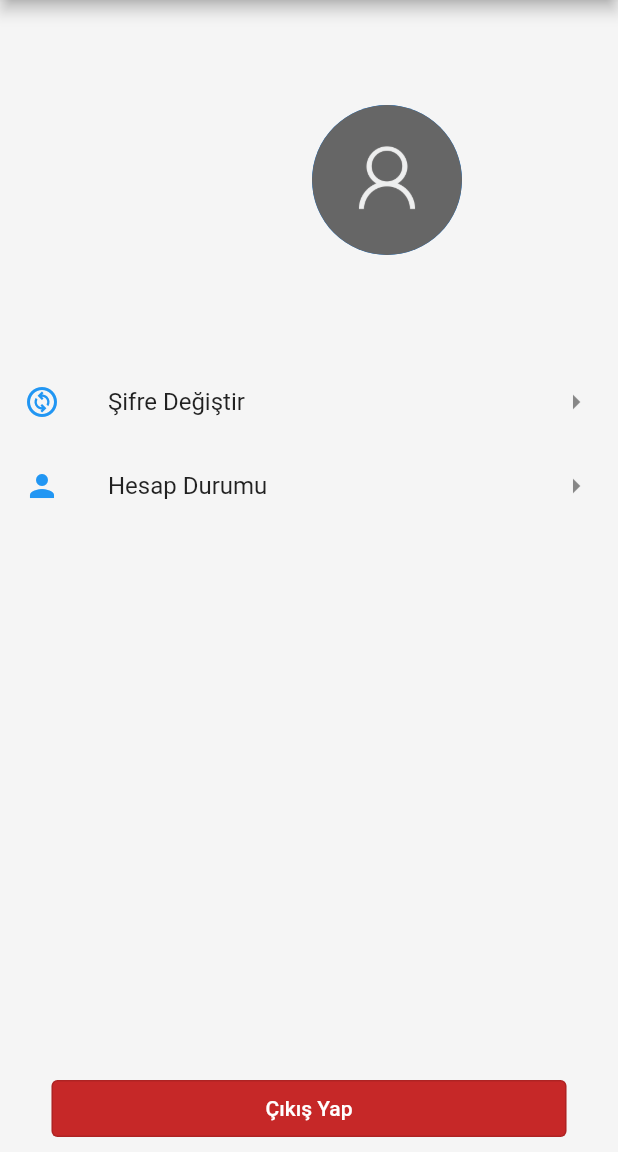
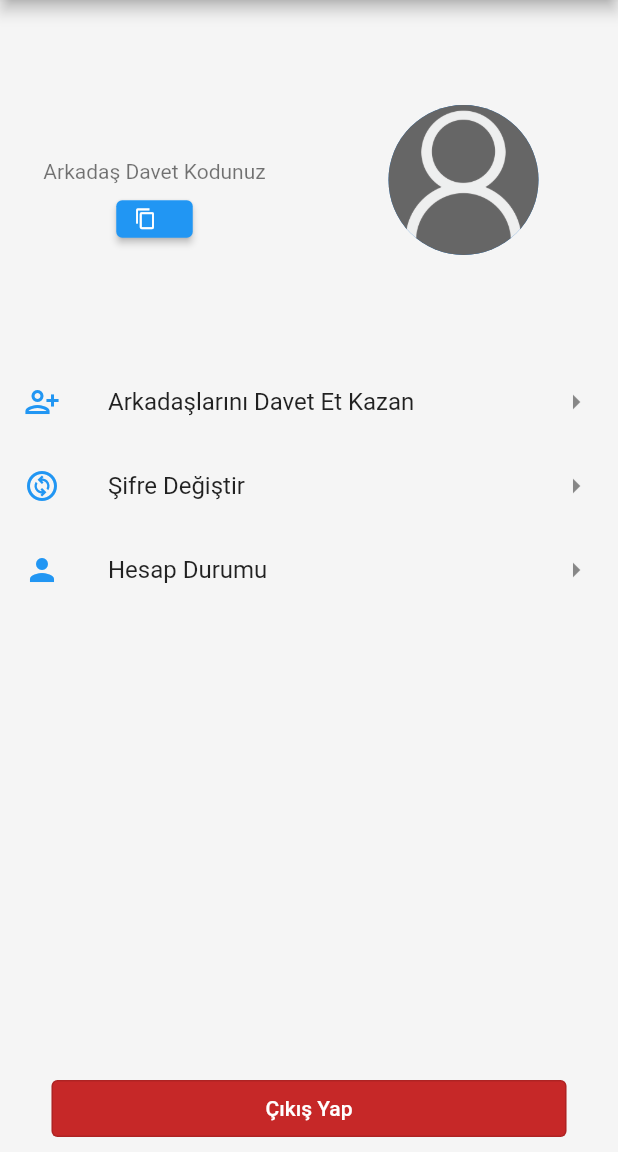
Before and after one commit to musaguzel/musmeramedya, a Flutter app: the ProfilePage screen opened directly, on a phone screen of 412 x 824 dp, the part 84-1236 px from its top. Run offline on Flutter 3.47's test engine with Material 2 defaults, Android fonts, the light colour scheme and no system bars; our stand-ins replace cloud_firestore, connectivity_plus, firebase_auth, firebase_core, flutter_mobx, lottie and 5 more; accounts and stored records are empty; generated files the repository leaves out were written again.

Commit message:
geliştirmeler yapıldı

```diff
--- a/lib/core/init/constants/navigation/navigation_constants.dart
+++ b/lib/core/init/constants/navigation/navigation_constants.dart
@@ -28,5 +28,7 @@ class NavigationConstants {
 
   static const CONTACT_US = '/contactus';
 
+  static const INVITED_SYSTEM = '/invitedsystem';
+
   static const FORGOT_PASSWORD = "/forgotpassword";
 }
--- a/lib/core/init/navigation/navigation_route.dart
+++ b/lib/core/init/navigation/navigation_route.dart
@@ -12,6 +12,7 @@ import 'package:musmeramedya/ui/splash/view/splash_page.dart';
 import 'package:page_transition/page_transition.dart';
 
 import '../../../product/exception/navigate_model_not_found.dart';
+import '../../../ui/invite_system/view/invite_system_page.dart';
 import '../../../ui/login/view/loginpage.dart';
 import '../../../ui/profile/view/profile_page.dart';
 import '../constants/navigation/navigation_constants.dart';
@@ -62,6 +63,9 @@ class NavigationRoute {
       case NavigationConstants.ACCOUNT_STATUS:
         return normalNavigate(AccountSettingsPage(), NavigationConstants.ACCOUNT_STATUS ,args.arguments);
 
+      case NavigationConstants.INVITED_SYSTEM:
+        return normalNavigate(const InviteSystemPage(), NavigationConstants.INVITED_SYSTEM ,args.arguments);
+
       case NavigationConstants.NOTFOUND:
         return normalNavigate( const NotFoundNavigationWidget(), NavigationConstants.NOTFOUND ,args.arguments);
 
--- a/lib/ui/add_balance/view/second_stage/add_balance_second.dart
+++ b/lib/ui/add_balance/view/second_stage/add_balance_second.dart
@@ -5,9 +5,7 @@ import 'package:flutter_mobx/flutter_mobx.dart';
 import 'package:musmeramedya/core/base/view/base_widget.dart';
 import 'package:musmeramedya/core/extension/context_extension.dart';
 import 'package:musmeramedya/ui/add_balance/model/payment_model/payment_model.dart';
-import 'package:musmeramedya/ui/add_balance/model/price_model/price_packages_model.dart';
 import 'package:musmeramedya/ui/add_balance/viewModel/add_balance_page_view_model.dart';
-
 import '../../../../core/components/Animation/Fade_Animation.dart';
 import '../../components/accept_pay_dialog.dart';
 
@@ -67,14 +65,14 @@ class AddBalanceSecondStage extends StatelessWidget {
                                     builder: (BuildContext context) {
                                       return AlertDialog(
                                         backgroundColor: Colors.blueGrey.shade300,
-                                        title: Text('Ödeme Nasıl Yapılır'),
+                                        title: const Text('Ödeme Nasıl Yapılır'),
                                         content: buildHowToMakePaymentInfoText,
                                         actions: [
                                           TextButton(
                                             onPressed: () {
                                               Navigator.of(context).pop(); // Dialog penceresini kapat
                                             },
-                                            child: Text('Kapat'),
+                                            child: const Text('Kapat'),
                                           ),
                                         ],
                                       );
--- a/lib/ui/add_balance/viewModel/add_balance_page_view_model.dart
+++ b/lib/ui/add_balance/viewModel/add_balance_page_view_model.dart
@@ -70,8 +70,10 @@ abstract class _AddBalancePageViewModelBase with Store, BaseViewModel {
   @action
   Future<void> savePaymentProccessToFirebase(PaymentModel paymentModel) async {
   try{
-    //await firebaseFirestore.collection('payments').add(paymentModel.toJson());
-    await firebaseFirestore.collection('users').doc(firebaseAuth.currentUser?.uid).collection('payment_history').add(paymentModel.toJson());
+    CollectionReference userPaymentCollection = firebaseFirestore.collection('users').doc(firebaseAuth.currentUser?.uid).collection('payment_history');
+    await userPaymentCollection.add(paymentModel.toJson()).then((value) async {
+      await userPaymentCollection.doc(value.id).update({'payment_id' : value.id});
+    });
   }catch(e){
 
     }
--- a/lib/ui/main/view/main_page.dart
+++ b/lib/ui/main/view/main_page.dart
@@ -223,8 +223,7 @@ class MainPage extends StatelessWidget {
     );
   }
 
-  Observer buildAverageTimeText(MainPageViewModel store) {
-    return Observer(builder: (_){
+  ListTile buildAverageTimeText(MainPageViewModel store) {
     return const ListTile(
       contentPadding: EdgeInsets.zero,
       minLeadingWidth: 0,
@@ -232,7 +231,6 @@ class MainPage extends StatelessWidget {
       title:  Text(ApplicationStrings.MAIN_AVERAGE_TIME,style: TextStyle(fontWeight: FontWeight.bold),),
       leading: Icon(Icons.info,color: Colors.black),
     );
-    });
   }
 
   Observer buildTimeAndPriceInfoText({required MainPageViewModel store,required bool needPadding,required bool isPriceText}) {
--- a/lib/ui/main/viewModel/main_page_view_model.dart
+++ b/lib/ui/main/viewModel/main_page_view_model.dart
@@ -134,6 +134,7 @@ abstract class _MainPageViewModelBase with Store, BaseViewModel {
             await userCol.doc(firebaseAuth.currentUser?.uid).collection('orders_history').add(order.toJson()).then((value) {
               var updatedBalance = currentUser!.balance - parsedValue;
               userCol.doc(firebaseAuth.currentUser?.uid).update({'balance': updatedBalance});
+              userCol.doc(firebaseAuth.currentUser?.uid).collection('orders_history').doc(value.id).update({'order_id' : value.id});
               showsnackbar(message: 'Siparişiniz Kaydedildi',backgroundColor: Colors.green);
             });
             navigation.navigateToPageClear(path: NavigationConstants.ORDERS);
--- a/lib/ui/profile/view/profile_page.dart
+++ b/lib/ui/profile/view/profile_page.dart
@@ -29,7 +29,7 @@ class ProfilePage extends StatelessWidget {
         body: Column(
           mainAxisAlignment: MainAxisAlignment.center,
           children: [
-            buildRowUserInfo(viewModel,context),
+            buildRowUserInfo( context),
             buildSettingsList(viewModel),
             buildExitButton(viewModel, context),
           ],
@@ -38,32 +38,73 @@ class ProfilePage extends StatelessWidget {
     );
   }
 
-  Expanded buildRowUserInfo(ProfilePageViewModel viewModel,BuildContext context) {
+  Expanded buildRowUserInfo(BuildContext context) {
     return Expanded(
       flex: 5,
       child: Row(
-        mainAxisAlignment: MainAxisAlignment.spaceEvenly,
+        mainAxisSize: MainAxisSize.max,
+        mainAxisAlignment: MainAxisAlignment.start,
         crossAxisAlignment: CrossAxisAlignment.center,
         children: [
-          Observer(
-            builder: (_){
-              return Text(userModelGlobal.fullName,style: const TextStyle(fontSize: 24),);
-            },),
-          CircleAvatar(
-            backgroundImage:
-            AssetImage('avatar'.toPNG),
+          Expanded(
+            flex: 1,
+            child: Observer(
+              builder: (_) {
+                return ListTile(
+                  subtitle: Column(
+                    mainAxisSize: MainAxisSize.max,
+                    mainAxisAlignment: MainAxisAlignment.center,
+                    crossAxisAlignment: CrossAxisAlignment.stretch,
+                    children: [
+                      Center(
+                        child: Text(userModelGlobal.fullName,
+                          style: const TextStyle(fontSize: 24,color: Colors.black),
+                          textAlign: TextAlign.center,
+                        ),
+                      ),
+                      const Center(child: Text('Arkadaş Davet Kodunuz')),
+                      Center(
+                        child: ElevatedButton.icon(
+                          onPressed: () {},
+                          label: Text(userModelGlobal.referenceCode.toString()),
+                          icon: const Icon(Icons.copy,size: 15,),
+                          style: ButtonStyle(
+                            textStyle: MaterialStateProperty.resolveWith((states) => const TextStyle(fontSize: 12)),
+                             minimumSize: MaterialStateProperty.all<Size>(const Size(50, 25)), // İstediğiniz değeri deneyebilirsiniz
+                             maximumSize: MaterialStateProperty.all<Size>(const Size(120, 40)), // İstediğiniz değeri deneyebilirsiniz
+                          ),
+                        ),
+                      )
+                    ],
+                  ),
+                );
+              },
+            ),
+          ),
+          Expanded(
+            flex: 1,
+            child: CircleAvatar(
+              backgroundImage: AssetImage('avatar'.toPNG),
               radius: 50,
+            ),
           )
         ],
       ),
     );
   }
 
-  Expanded buildSettingsList(ProfilePageViewModel viewModel) {
+  Observer buildSettingsList(ProfilePageViewModel viewModel) {
+    return Observer(builder: (_){
       return Expanded(
         flex: 10,
         child: ListView(
           children: <ListTile>[
+            buildLSettingsList(
+                viewModel: viewModel,
+                leadingIcon: Icons.person_add_alt_1_outlined,
+                title: 'Arkadaşlarını Davet Et Kazan',
+                trailingIcon: Icons.arrow_right,
+                whichPageToGo: NavigationConstants.INVITED_SYSTEM),
             buildLSettingsList(
                 viewModel: viewModel,
                 leadingIcon: Icons.change_circle_outlined,
@@ -79,6 +120,7 @@ class ProfilePage extends StatelessWidget {
           ],
         ),
       );
+    });
   }
 
   ListTile buildLSettingsList(
@@ -88,7 +130,10 @@ class ProfilePage extends StatelessWidget {
       required IconData trailingIcon,
       required String whichPageToGo}) {
     return ListTile(
-      leading: Icon(leadingIcon,color: Colors.blue,),
+      leading: Icon(
+        leadingIcon,
+        color: Colors.blue,
+      ),
       title: Text(title),
       trailing: Icon(trailingIcon),
       onTap: () => viewModel.navigation.navigateToPage(path: whichPageToGo),
@@ -101,7 +146,8 @@ class ProfilePage extends StatelessWidget {
       flex: 1,
       child: Padding(
         padding: const EdgeInsets.only(bottom: 10.0),
-        child: OutlinedButton(
+        child: Observer(builder: (_){
+          return OutlinedButton(
             style: ButtonStyle(
                 backgroundColor: MaterialStateProperty.resolveWith(
                         (states) => Colors.red.shade800),
@@ -114,7 +160,8 @@ class ProfilePage extends StatelessWidget {
               'Çıkış Yap',
               style: TextStyle(color: Colors.white),
             ),
-        ),
+          );
+        },)
       ),
     );
   }
--- a/lib/ui/register/model/user_model.dart
+++ b/lib/ui/register/model/user_model.dart
@@ -10,7 +10,7 @@ class UserModel {
   String email;
 
   @JsonKey(name: 'balance')
-  int balance;
+  double balance;
 
   @JsonKey(name: 'userID')
   String? userID;
--- a/lib/ui/register/viewModel/register_page_view_model.dart
+++ b/lib/ui/register/viewModel/register_page_view_model.dart
@@ -30,7 +30,7 @@ abstract class _RegisterPageViewModelBase with Store, BaseViewModel {
   Future<void> createUserWithEmailAndPassword(BuildContext context) async {
     showDialog(context: viewModelContext, barrierDismissible: false,builder: (context) => const Center(child: CircularProgressIndicator(),));
     try {
-      int balance = 0;
+      double balance = 0;
 
         await firebaseAuth
             .createUserWithEmailAndPassword(
@@ -77,7 +77,7 @@ abstract class _RegisterPageViewModelBase with Store, BaseViewModel {
             break;
         }
       }
-      Navigator.of(viewModelContext).pop();
+      //Navigator.of(viewModelContext).pop();
     }
   }
 
```
Also changed, not shown: lib/ui/_widgets/drawer/navigation_drawer.dart (+5 -9 lines), lib/ui/add_balance/components/payment_history_data_table.dart (+0 -56 lines), lib/ui/invite_system/components/invited_friends_history_data_table.dart (added, +57 -0 lines), lib/ui/invite_system/model/invited_friends_history_model.dart (added, +32 -0 lines), lib/ui/invite_system/view/invite_system_page.dart (added, +48 -0 lines), lib/ui/invite_system/viewModel/invite_system_page_view_model.dart (added, +55 -0 lines), lib/ui/register/model/user_model.g.dart. Lines whose indentation alone changed are shown as unchanged.
